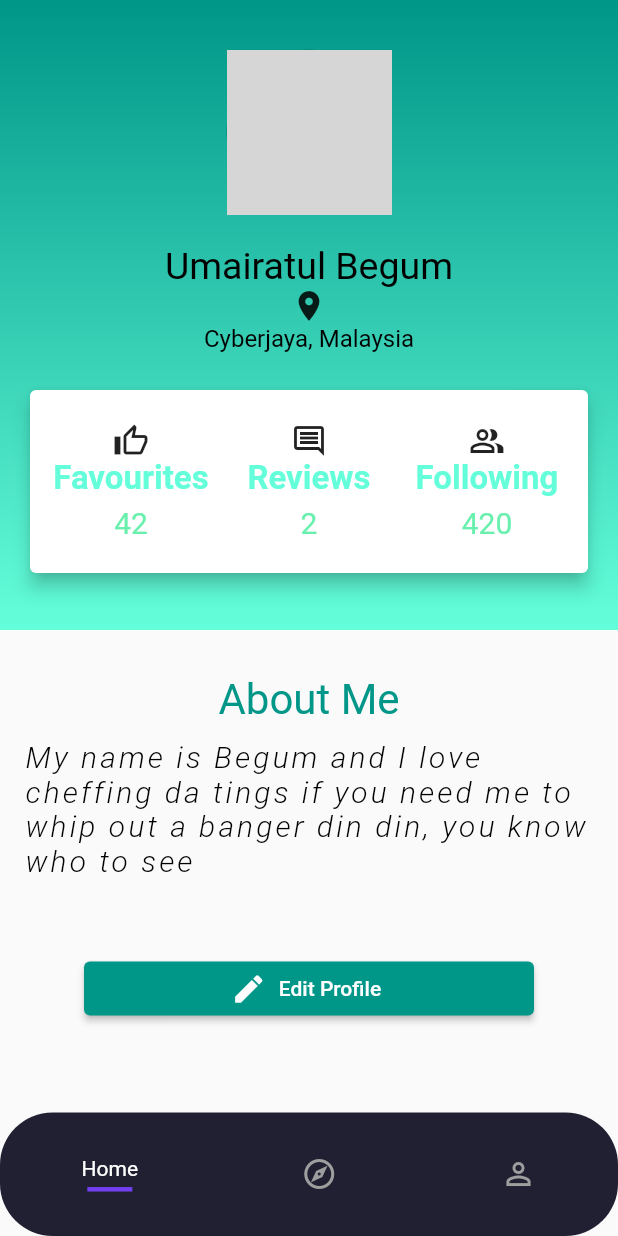
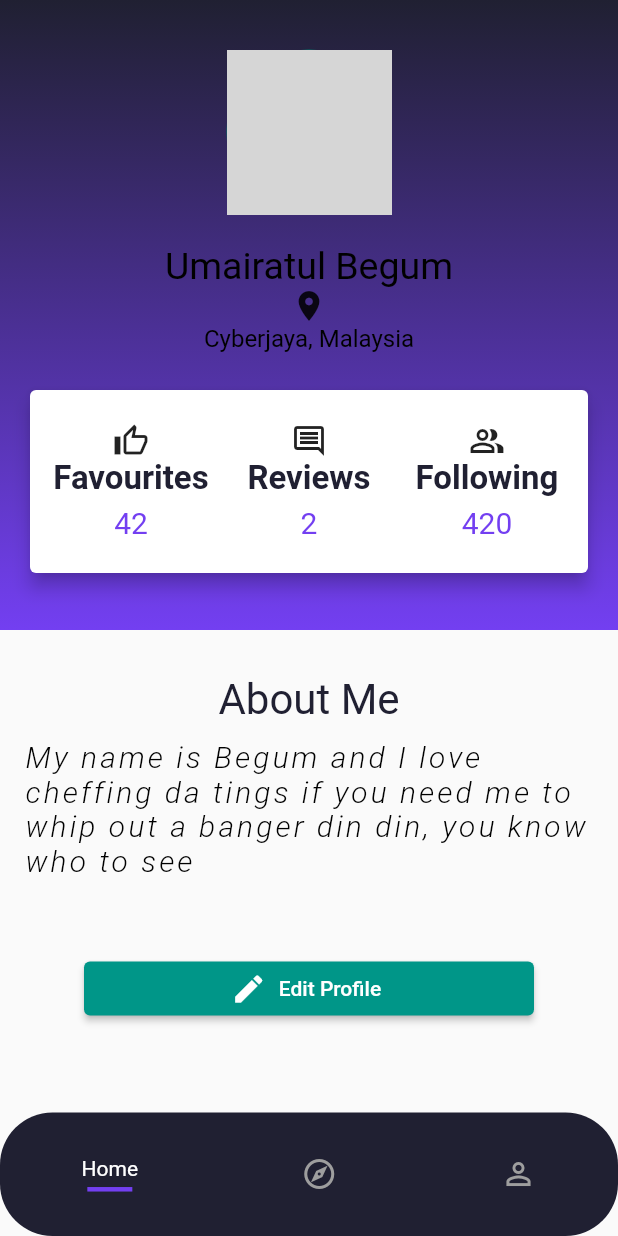
Before and after one commit to umairatl/MobDevProject_GroupE, a Flutter app: the user screen opened by its route, on a phone screen of 412 x 824 dp. Run offline on Flutter 3.47's test engine with Material 2 defaults, Android fonts, the phone set to English and light mode, and no system bars; our stand-ins replace animate_do, bloc, flutter_bloc; network calls fail; grey boxes are pictures that could not be loaded.

Commit message:
ui change

```diff
--- a/lib/Presentation/Screens/LoginPage/Widgets/text_data_widget.dart
+++ b/lib/Presentation/Screens/LoginPage/Widgets/text_data_widget.dart
@@ -14,14 +14,14 @@ class TextData extends StatelessWidget {
             fontStyle: FontStyle.italic,
             fontSize: 20.00,
             fontWeight: FontWeight.bold,
-            color: Colors.green),
+            color: Color(0xFF733FF1)),
         children: <TextSpan>[
           TextSpan(
             text: message,
             style: const TextStyle(
                 fontWeight: FontWeight.bold,
                 fontSize: 20.00,
-                color: Colors.green),
+                color: Color(0xff202032)),
           ),
         ],
       ),
--- a/lib/Presentation/Screens/LoginPage/Widgets/text_form_field.dart
+++ b/lib/Presentation/Screens/LoginPage/Widgets/text_form_field.dart
@@ -29,12 +29,12 @@ class InputField extends StatelessWidget {
         },
         decoration: InputDecoration(
             enabledBorder: OutlineInputBorder(
-                borderSide: const BorderSide(color: Colors.green),
+                borderSide: const BorderSide(color: Color(0xff202032)),
                 borderRadius: kBorderRadius),
             focusedBorder: OutlineInputBorder(
-                borderSide: const BorderSide(color: Colors.green),
+                borderSide: const BorderSide(color: Color(0xff202032)),
                 borderRadius: kBorderRadius),
-            hintStyle: const TextStyle(color: Colors.green),
+            hintStyle: const TextStyle(color: Color(0xff202032)),
             filled: true,
             fillColor: Colors.white,
             hintText: label,
--- a/lib/Presentation/Screens/User/profile_screen.dart
+++ b/lib/Presentation/Screens/User/profile_screen.dart
@@ -22,7 +22,7 @@ class _userState extends State<user> {
                   gradient: const LinearGradient(
                       begin: Alignment.topCenter,
                       end: Alignment.bottomCenter,
-                      colors: [Colors.teal, Colors.tealAccent])),
+                      colors: [Color(0xff202032), Color(0xFF733FF1)])),
               child: SizedBox(
                 width: double.infinity,
                 height: 420.0,
@@ -77,7 +77,7 @@ class _userState extends State<user> {
                                     Text(
                                       "Favourites",
                                       style: TextStyle(
-                                        color: Colors.tealAccent,
+                                        color: Color(0xff202032),
                                         fontSize: 22.0,
                                         fontWeight: FontWeight.bold,
                                       ),
@@ -89,7 +89,7 @@ class _userState extends State<user> {
                                       "42",
                                       style: TextStyle(
                                         fontSize: 20.0,
-                                        color: Colors.greenAccent,
+                                        color: Color(0xFF733FF1),
                                       ),
                                     )
                                   ],
@@ -102,7 +102,7 @@ class _userState extends State<user> {
                                     Text(
                                       "Reviews",
                                       style: TextStyle(
-                                        color: Colors.tealAccent,
+                                        color: Color(0xff202032),
                                         fontSize: 22.0,
                                         fontWeight: FontWeight.bold,
                                       ),
@@ -114,7 +114,7 @@ class _userState extends State<user> {
                                       "2",
                                       style: TextStyle(
                                         fontSize: 20.0,
-                                        color: Colors.greenAccent,
+                                        color: Color(0xFF733FF1),
                                       ),
                                     )
                                   ],
@@ -127,7 +127,7 @@ class _userState extends State<user> {
                                     Text(
                                       "Following",
                                       style: TextStyle(
-                                        color: Colors.tealAccent,
+                                        color: Color(0xff202032),
                                         fontSize: 22.0,
                                         fontWeight: FontWeight.bold,
                                       ),
@@ -138,9 +138,8 @@ class _userState extends State<user> {
                                     Text(
                                       "420",
                                       style: TextStyle(
-                                        fontSize: 20.0,
-                                        color: Colors.greenAccent,
-                                      ),
+                                          fontSize: 20.0,
+                                          color: Color(0xFF733FF1)),
                                     )
                                   ],
                                 ),
@@ -163,7 +162,7 @@ class _userState extends State<user> {
                 Text(
                   "About Me",
                   style: TextStyle(
-                      color: Colors.teal,
+                      color: Color(0xff202032),
                       fontStyle: FontStyle.normal,
                       fontSize: 28.0),
                 ),
@@ -185,9 +184,13 @@ class _userState extends State<user> {
           ),
           const SizedBox(
             height: 20.0,
+            // child: const DecoratedBox(
+            //   decoration: const BoxDecoration(color: Colors.red),
+            // ),
           ),
           SizedBox(
             width: 300.00,
+            // child: const DecoratedBox(decoration: const BoxDecoration(color: Colors.red),),
             child: ElevatedButton.icon(
               label: const Text('Edit Profile'),
               icon: const Icon(Icons.edit),
```
